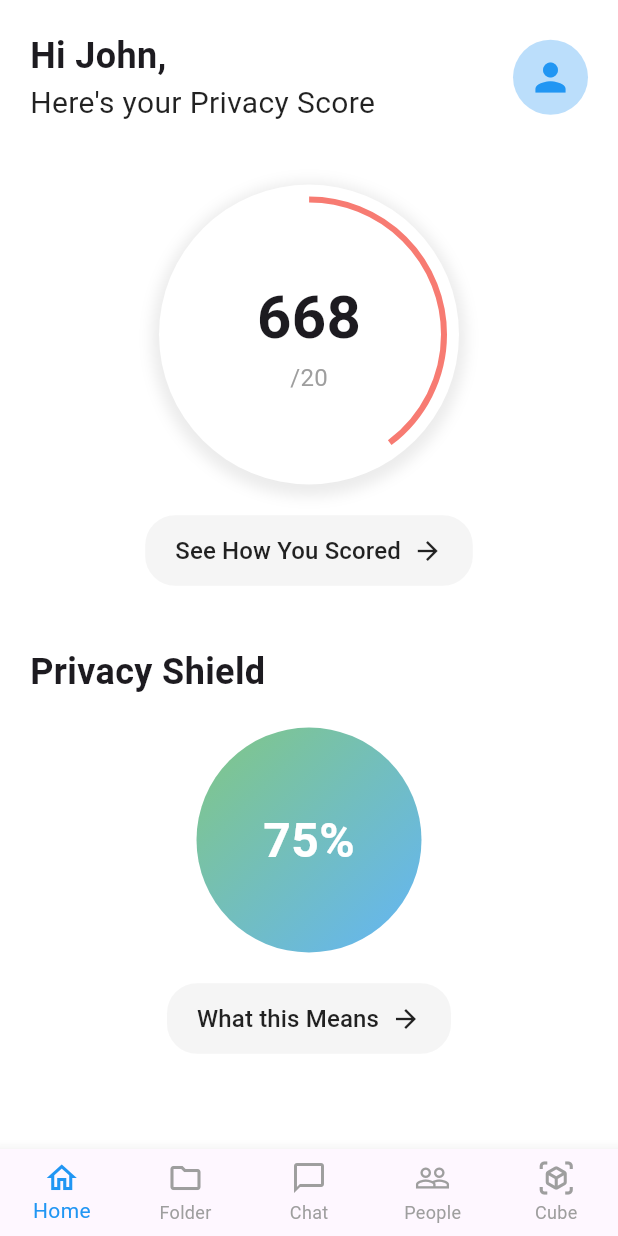
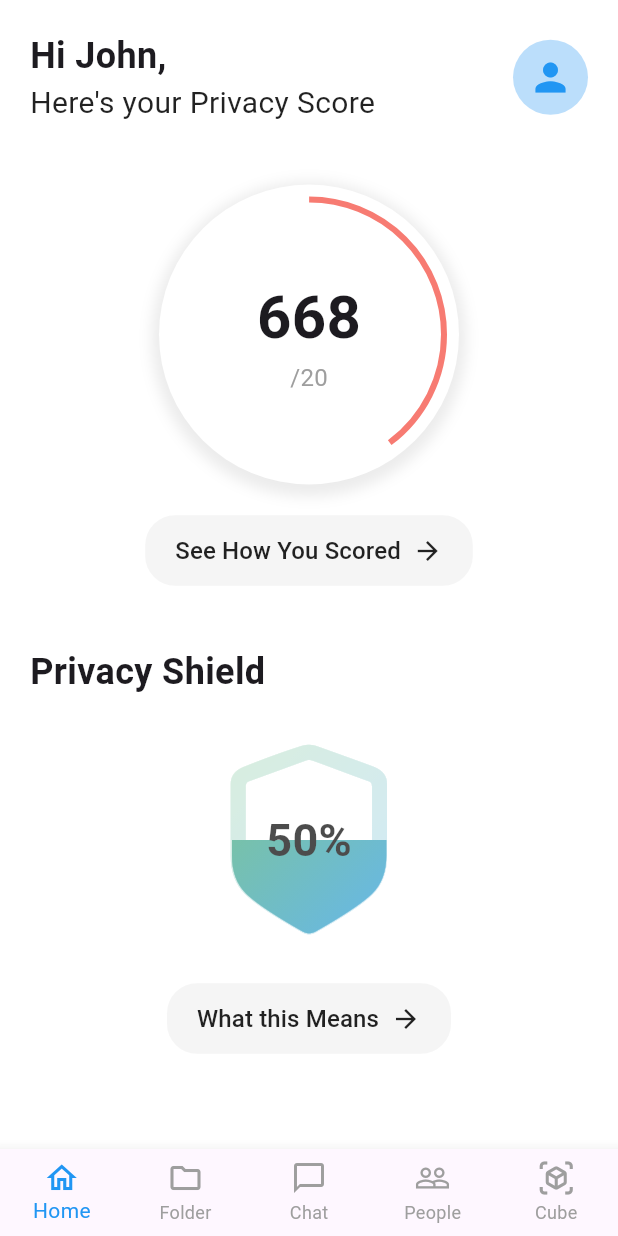
Before and after one commit to cryptcube-io/flutter-mobile-app, a Flutter app: the screen it shows after launch, on a phone screen of 412 x 824 dp. Run offline on Flutter 3.47's test engine with Material 3 defaults, Android fonts, the phone set to English and light mode, and no system bars; our stand-ins replace device_info_plus, dio, flutter_dotenv, permission_handler.

Commit message:
Feature: Added dynamic icon for privacy shield

```diff
--- /dev/null
+++ b/lib/icons/home_page_shield.dart
@@ -0,0 +1,54 @@
+import 'package:flutter/cupertino.dart';
+import 'package:flutter/material.dart';
+
+class PercentageShieldIcon extends StatelessWidget {
+  final double percentage;
+  final Color color;
+  final double size;
+
+  const PercentageShieldIcon({
+    required this.percentage,
+    this.color = CupertinoColors.systemBlue,
+    this.size = 24.0,
+  });
+
+  @override
+  Widget build(BuildContext context) {
+    return SizedBox(
+      width: size,
+      height: size,
+      child: Stack(
+        alignment: Alignment.bottomCenter,
+        children: [
+          Icon(
+            CupertinoIcons.shield,
+            size: size,
+            color: color.withOpacity(0.3),
+          ),
+          ClipRect(
+            child: Align(
+              alignment: Alignment.bottomCenter,
+              heightFactor: percentage / 100,
+              child: Icon(
+                CupertinoIcons.shield_fill,
+                size: size,
+                color: color,
+              ),
+            ),
+          ),
+          Center(
+            // Center the text
+            child: Text(
+              '${percentage.round()}%',
+              style: TextStyle(
+                fontSize: size * 0.20,
+                fontWeight: FontWeight.bold,
+                color: Colors.black,
+              ),
+            ),
+          ),
+        ],
+      ),
+    );
+  }
+}
--- a/lib/presentation/pages/navbar/home_page.dart
+++ b/lib/presentation/pages/navbar/home_page.dart
@@ -4,9 +4,12 @@ import 'package:flutter/material.dart';
 import 'package:flutter/services.dart';
 import 'package:my_app2/presentation/components/custom_navbar.dart';
 import 'package:my_app2/presentation/pages/shield/privacy_shield.dart';
+import 'package:my_app2/services/location_checker.dart';
+import '../../../icons/home_page_shield.dart';
 import '../../../models/app_info.dart';
 import '../../../services/installed_apps_service.dart';
 import 'dart:developer' as developer;
+import '../../../services/permission_checker.dart';
 import '../../../services/permission_service.dart';
 import '../score/app_list.dart';
 import '../score/privacy_score_detail.dart';
@@ -32,7 +35,11 @@ class _HomePageState extends State<HomePage> {
   }
 
   Future<void> _checkPermissions() async {
-    await _permissionService.checkGoogleMapsDataAccess();
+    LocationPermissionChecker.printLocationApps();
+    await PermissionChecker.printPermissionStatus('camera');
+    await PermissionChecker.printPermissionStatus('microphone');
+    await PermissionChecker.printPermissionStatus('storage');
+    // await _permissionService.checkGoogleMapsDataAccess();
   }
 
   @override
@@ -46,7 +53,6 @@ class _HomePageState extends State<HomePage> {
             crossAxisAlignment: CrossAxisAlignment.start,
             children: [
               const SizedBox(height: 20),
-
               Row(
                 mainAxisAlignment: MainAxisAlignment.spaceBetween,
                 children: [
@@ -81,7 +87,6 @@ class _HomePageState extends State<HomePage> {
                 ],
               ),
               const SizedBox(height: 40),
-
               Center(
                 child: GestureDetector(
                   onTap: () {},
@@ -103,7 +108,6 @@ class _HomePageState extends State<HomePage> {
                     child: Stack(
                       alignment: Alignment.center,
                       children: [
-
                         const Column(
                           mainAxisAlignment: MainAxisAlignment.center,
                           children: [
@@ -123,7 +127,6 @@ class _HomePageState extends State<HomePage> {
                             ),
                           ],
                         ),
-
                         CustomPaint(
                           size: const Size(200, 200),
                           painter: ScoreIndicatorPainter(),
@@ -134,7 +137,6 @@ class _HomePageState extends State<HomePage> {
                 ),
               ),
               const SizedBox(height: 20),
-
               Center(
                 child: TextButton(
                   onPressed: () {
@@ -171,7 +173,6 @@ class _HomePageState extends State<HomePage> {
                 ),
               ),
               const SizedBox(height: 40),
-
               const Text(
                 'Privacy Shield',
                 style: TextStyle(
@@ -180,43 +181,46 @@ class _HomePageState extends State<HomePage> {
                 ),
               ),
               const SizedBox(height: 20),
-
               Center(
                 child: Column(
                   children: [
                     Container(
                       width: 150,
                       height: 150,
-                      decoration: BoxDecoration(
-                        gradient: LinearGradient(
+                      child: ShaderMask(
+                        shaderCallback: (Rect bounds) {
+                          return LinearGradient(
                             begin: Alignment.topLeft,
                             end: Alignment.bottomRight,
                             colors: [
                               Colors.green.withOpacity(0.7),
                               Colors.blue.withOpacity(0.7),
                             ],
+                          ).createShader(bounds);
+                        },
+                        child: Stack(
+                          alignment: Alignment.center,
+                          children: [
+                            PercentageShieldIcon(
+                              percentage: 50,
+                              color: Colors.white,
+                              size: 150,
                             ),
-                        shape: BoxShape.circle,
-                      ),
-                      child: const Center(
-                        child: Text(
-                          '75%',
-                          style: TextStyle(
-                            fontSize: 32,
-                            fontWeight: FontWeight.bold,
-                            color: Colors.white,
-                          ),
+
+                          ],
                         ),
                       ),
                     ),
                     const SizedBox(height: 20),
                     TextButton(
-                      onPressed: () {Navigator.push(
+                      onPressed: () {
+                        Navigator.push(
                           context,
                           MaterialPageRoute(
                             builder: (context) => PrivacyShield(),
                           ),
-                                );},
+                        );
+                      },
                       style: TextButton.styleFrom(
                         backgroundColor: Colors.grey[100],
                         padding: const EdgeInsets.symmetric(
--- /dev/null
+++ b/lib/services/location_checker.dart
@@ -0,0 +1,51 @@
+// location_checker.dart
+import 'package:flutter/services.dart';
+
+enum LocationPermissionLevel {
+  always,
+  whileInUse,
+  never,
+  unknown
+}
+
+class LocationPermissionChecker {
+  static const _channel = MethodChannel('app_permissions');
+
+  static Future<Map<String, String>> getAllLocationApps() async {
+    try {
+      final Map<dynamic, dynamic> result = await _channel.invokeMethod('getAllLocationApps');
+      return Map<String, String>.from(result);
+    } on PlatformException catch (e) {
+      print('Error getting location apps: ${e.message}');
+      return {};
+    }
+  }
+
+  static Future<void> printLocationApps() async {
+    try {
+      final apps = await getAllLocationApps();
+
+      // Group apps by permission level
+      Map<String, List<String>> groupedApps = {};
+
+      apps.forEach((packageName, permissionLevel) {
+        groupedApps.putIfAbsent(permissionLevel, () => []).add(packageName);
+      });
+
+      print('\nApps with location permissions:');
+      print('--------------------------------');
+
+      ['always', 'whileInUse', 'never', 'unknown'].forEach((level) {
+        if (groupedApps.containsKey(level) && groupedApps[level]!.isNotEmpty) {
+          print('\n${level.toUpperCase()}:');
+          for (var app in groupedApps[level]!) {
+            print('- $app');
+          }
+        }
+      });
+
+    } catch (e) {
+      print('Error: $e');
+    }
+  }
+}
--- /dev/null
+++ b/lib/services/permission_checker.dart
@@ -0,0 +1,83 @@
+// permission_checkers.dart
+import 'package:flutter/services.dart';
+
+class PermissionChecker {
+  static const _channel = MethodChannel('app_permissions');
+
+  static Future<Map<String, String>> getAllStorageApps() async {
+    try {
+      final Map<dynamic, dynamic> result = await _channel.invokeMethod('getAllStorageApps');
+      return Map<String, String>.from(result);
+    } on PlatformException catch (e) {
+      print('Error getting storage apps: ${e.message}');
+      return {};
+    }
+  }
+
+  static Future<Map<String, String>> getAllCameraApps() async {
+    try {
+      final Map<dynamic, dynamic> result = await _channel.invokeMethod('getAllCameraApps');
+      return Map<String, String>.from(result);
+    } on PlatformException catch (e) {
+      print('Error getting camera apps: ${e.message}');
+      return {};
+    }
+  }
+
+  static Future<Map<String, String>> getAllMicrophoneApps() async {
+    try {
+      final Map<dynamic, dynamic> result = await _channel.invokeMethod('getAllMicrophoneApps');
+      return Map<String, String>.from(result);
+    } on PlatformException catch (e) {
+      print('Error getting microphone apps: ${e.message}');
+      return {};
+    }
+  }
+
+  static Future<void> printPermissionStatus(String permissionType) async {
+    try {
+      Map<String, String> apps;
+      String title;
+
+      switch (permissionType.toLowerCase()) {
+        case 'storage':
+          apps = await getAllStorageApps();
+          title = 'Storage';
+          break;
+        case 'camera':
+          apps = await getAllCameraApps();
+          title = 'Camera';
+          break;
+        case 'microphone':
+          apps = await getAllMicrophoneApps();
+          title = 'Microphone';
+          break;
+        default:
+          print('Unknown permission type: $permissionType');
+          return;
+      }
+
+      // Group apps by permission level
+      Map<String, List<String>> groupedApps = {};
+
+      apps.forEach((packageName, permissionLevel) {
+        groupedApps.putIfAbsent(permissionLevel, () => []).add(packageName);
+      });
+
+      print('\nApps with $title permissions:');
+      print('--------------------------------');
+
+      ['allowed', 'notAllowed'].forEach((level) {
+        if (groupedApps.containsKey(level) && groupedApps[level]!.isNotEmpty) {
+          print('\n${level.toUpperCase()}:');
+          for (var app in groupedApps[level]!..sort()) {
+            print('- $app');
+          }
+        }
+      });
+
+    } catch (e) {
+      print('Error: $e');
+    }
+  }
+}
```
Also changed, not shown: 1 other file. Lines whose indentation alone changed are shown as unchanged.
